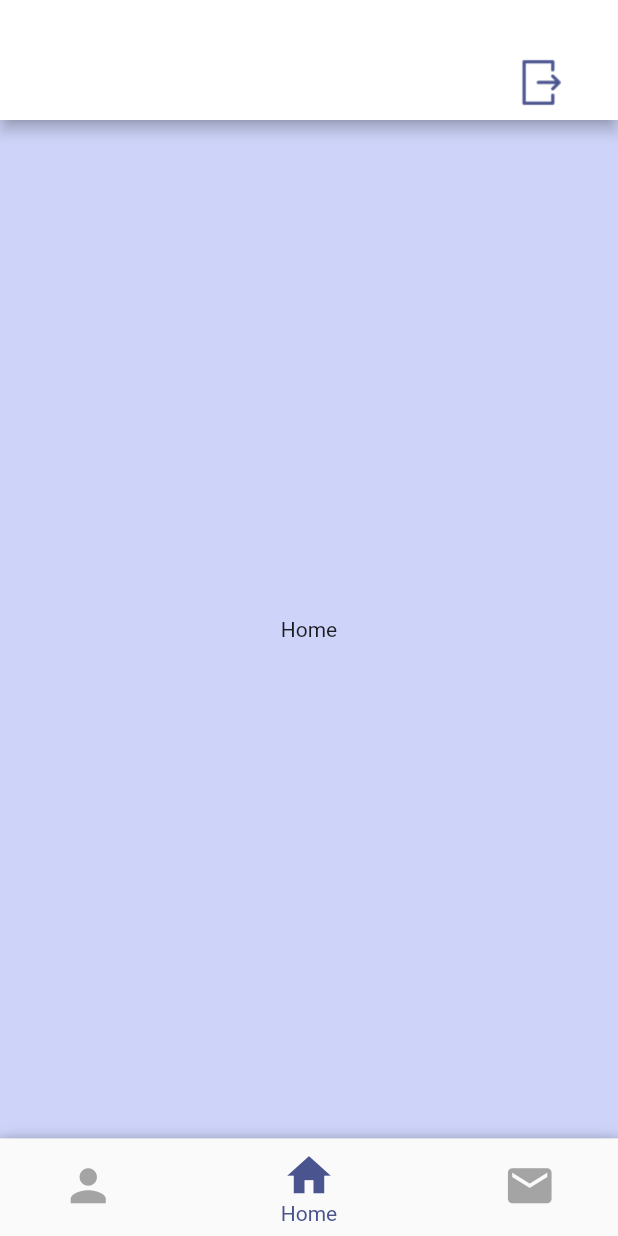
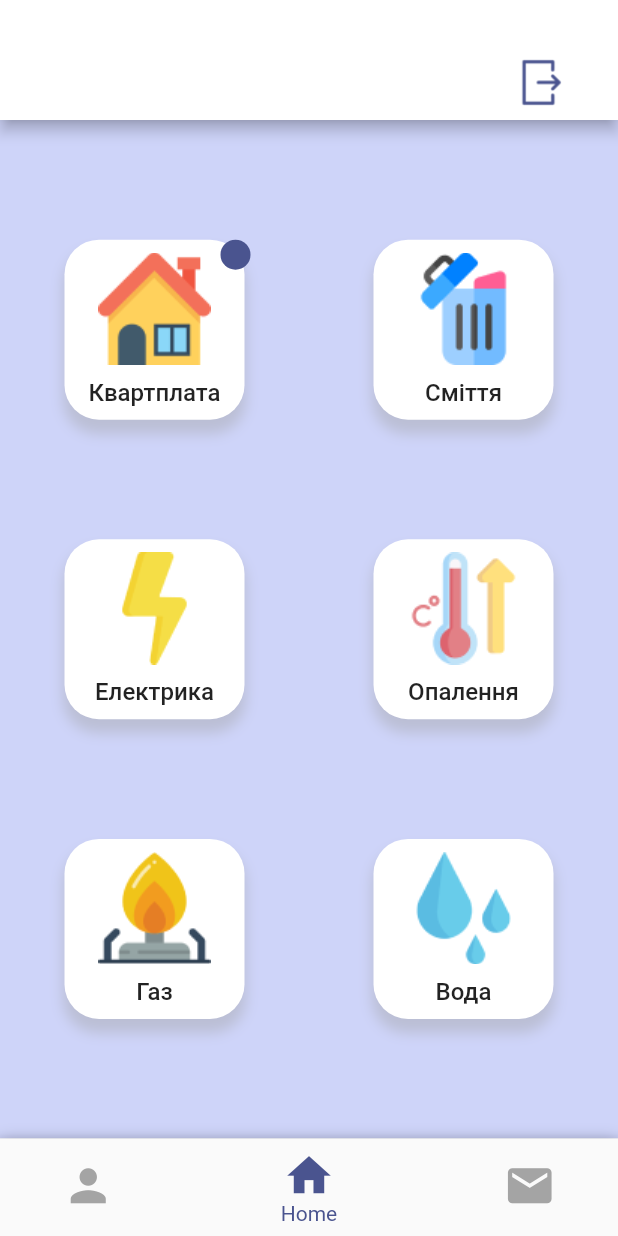
Before and after one commit to Hohrenda/UtilitiesHelper, a Flutter app: the screen it shows after launch, after a tap on "Увійти з Facebook", on a phone screen of 412 x 824 dp. Run offline on Flutter 3.47's test engine with Material 2 defaults, Android fonts, the phone set to English and light mode, and no system bars; our stand-ins replace bloc, firebase_auth, firebase_core, flutter_bloc, google_fonts, google_sign_in; missing offline and left inert: flutter_facebook_login; accounts and stored records are empty.

Commit message:
Complete home tab

```diff
--- a/lib/screens/home/tabs/home_tab.dart
+++ b/lib/screens/home/tabs/home_tab.dart
@@ -1,5 +1,6 @@
 import 'package:flutter/cupertino.dart';
 import 'package:flutter/material.dart';
+import 'package:utilities_helper/screens/home/widgets/utility_item.dart';
 
 class HomeTab extends StatefulWidget {
   @override
@@ -11,8 +12,54 @@ class _HomeTabState extends State<HomeTab> {
   Widget build(BuildContext context) {
     return Container(
       color: Color.fromRGBO(206, 212, 249, 1),
-        child: Center(
-      child: Text('Home'),
-    ));
+      child: Column(
+        mainAxisAlignment: MainAxisAlignment.spaceEvenly,
+        children: <Widget>[
+          Row(
+            mainAxisAlignment: MainAxisAlignment.spaceAround,
+            children: <Widget>[
+              UtilityItem(
+                title: 'Квартплата',
+                imageAsset: 'assets/flat.png',
+                isNotifyOn: true,
+              ),
+              UtilityItem(title: 'Сміття', imageAsset: 'assets/garbage.png', isNotifyOn: false,),
+            ],
+          ),
+          Row(
+            mainAxisAlignment: MainAxisAlignment.spaceAround,
+            children: <Widget>[
+              UtilityItem(
+                title: 'Електрика',
+                imageAsset: 'assets/electro.png',
+                isNotifyOn: false,
+              ),
+              UtilityItem(
+                title: 'Опалення',
+                imageAsset: 'assets/heat.png',
+                isNotifyOn: false,
+
+              ),
+            ],
+          ),
+          Row(
+            mainAxisAlignment: MainAxisAlignment.spaceAround,
+            children: <Widget>[
+              UtilityItem(
+                title: 'Газ',
+                imageAsset: 'assets/gas.png',
+                isNotifyOn: false,
+
+              ),
+              UtilityItem(
+                title: 'Вода',
+                imageAsset: 'assets/water.png',
+                isNotifyOn: false,
+              ),
+            ],
+          ),
+        ],
+      ),
+    );
   }
 }
--- /dev/null
+++ b/lib/screens/home/widgets/utility_item.dart
@@ -0,0 +1,72 @@
+import 'package:flutter/cupertino.dart';
+import 'package:flutter/material.dart';
+import 'package:google_fonts/google_fonts.dart';
+
+class UtilityItem extends StatefulWidget {
+  final String title;
+  final String imageAsset;
+  final bool isNotifyOn;
+
+  UtilityItem({
+    @required this.title,
+    @required this.imageAsset,
+    @required this.isNotifyOn,
+  });
+
+  @override
+  _UtilityItemState createState() => _UtilityItemState();
+}
+
+class _UtilityItemState extends State<UtilityItem> {
+  @override
+  Widget build(BuildContext context) {
+    return Stack(
+      clipBehavior: Clip.none,
+      children: <Widget>[
+        InkWell(
+          onTap: () {},
+          child: Container(
+            decoration: BoxDecoration(
+              borderRadius: BorderRadius.circular(23),
+              color: Colors.white,
+              boxShadow: [BoxShadow(
+                color: Colors.grey.withOpacity(0.4),
+                spreadRadius: 1,
+                blurRadius: 7,
+                offset: Offset(0, 8),
+              )]
+
+            ),
+            width: 120,
+            height: 120,
+            child: Column(
+              mainAxisAlignment: MainAxisAlignment.spaceEvenly,
+              children: <Widget>[
+                Image.asset(widget.imageAsset),
+                Text(
+                  widget.title,
+                  style: GoogleFonts.roboto(
+                    fontSize: 16,
+                    fontWeight: FontWeight.w500,
+                  ),
+                )
+              ],
+            ),
+          ),
+        ),
+        if (widget.isNotifyOn)
+          Positioned(
+            left: 104,
+            child: Container(
+              width: 20,
+              height: 20,
+              decoration: BoxDecoration(
+                color: Color.fromRGBO(74, 84, 143, 1),
+                borderRadius: BorderRadius.circular(30),
+              ),
+            ),
+          )
+      ],
+    );
+  }
+}
--- a/pubspec.yaml
+++ b/pubspec.yaml
@@ -51,6 +51,12 @@ flutter:
     - assets/Google_icon-icons.com_66793.png
     - assets/facebook_Icon.jpg
     - assets/exit_icon.png
+    - assets/flat.png
+    - assets/garbage.png
+    - assets/electro.png
+    - assets/gas.png
+    - assets/heat.png
+    - assets/water.png
 
   # The following line ensures that the Material Icons font is
   # included with your application, so that you can use the icons in
```
Also changed, not shown: assets/electro.png (added), assets/flat.png (added), assets/garbage.png (added), assets/gas.png (added), assets/heat.png (added), assets/water.png (added).
